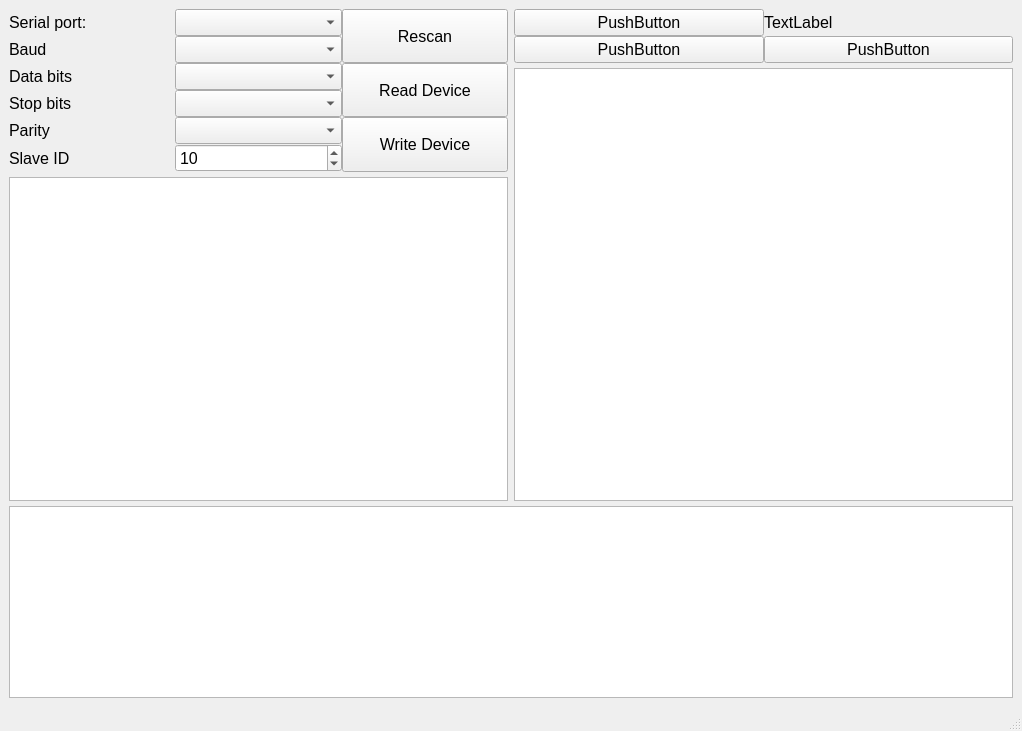
This is mainwindow.ui in VarionDrakon/UICD.Configurator as Qt 5 draws it before an edit. The edited form follows.
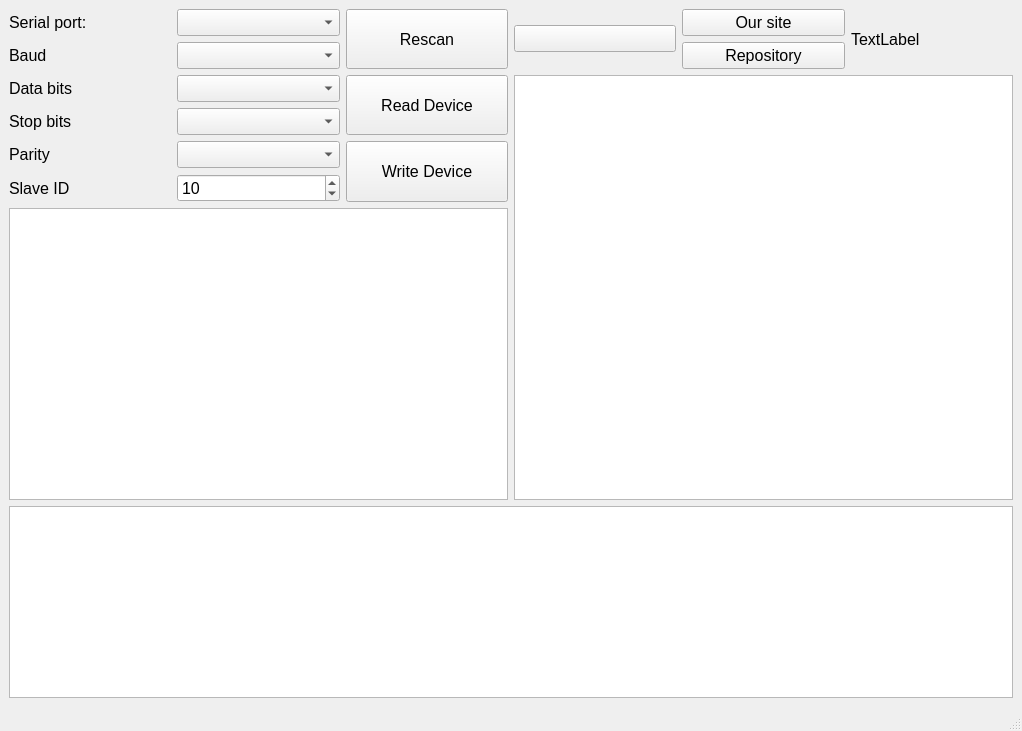
This is the edited form.

Commit message: Added open web site when clicking on the button and splashscreen (SS). SplashScreen view when start`up app.

```diff
--- a/mainwindow.ui
+++ b/mainwindow.ui
@@ -32,14 +32,8 @@
    <bool>false</bool>
   </property>
   <widget class="QWidget" name="centralwidget">
-   <layout class="QGridLayout" name="gridLayout" rowstretch="0,0,0,4,0" columnstretch="1,1">
-    <property name="sizeConstraint">
-     <enum>QLayout::SetDefaultConstraint</enum>
-    </property>
-    <property name="verticalSpacing">
-     <number>5</number>
-    </property>
-    <item row="2" column="0" rowspan="2">
+   <layout class="QGridLayout" name="gridLayout" rowstretch="0,0,1,0">
+    <item row="2" column="0">
      <widget class="QTreeView" name="treeView">
       <property name="toolTip">
        <string/>
@@ -267,37 +261,51 @@
     </item>
     <item row="0" column="1">
      <layout class="QGridLayout" name="gridLayout_3">
-      <item row="0" column="1">
+      <item row="0" column="2">
+       <layout class="QGridLayout" name="gridLayout_4">
+        <item row="1" column="0">
+         <widget class="QPushButton" name="btnOpenWebRepository">
+          <property name="text">
+           <string>Repository</string>
+          </property>
+         </widget>
+        </item>
+        <item row="0" column="0">
+         <widget class="QPushButton" name="btnOpenWebCompany">
+          <property name="text">
+           <string>Our site</string>
+          </property>
+         </widget>
+        </item>
+       </layout>
+      </item>
+      <item row="0" column="0">
+       <layout class="QGridLayout" name="gridLayout_2">
+        <item row="0" column="0">
+         <widget class="QPushButton" name="btnChangeTheme">
+          <property name="font">
+           <font>
+            <family>Arial</family>
+            <pointsize>12</pointsize>
+           </font>
+          </property>
+          <property name="text">
+           <string/>
+          </property>
+         </widget>
+        </item>
+       </layout>
+      </item>
+      <item row="0" column="3">
        <widget class="QLabel" name="lblImageOurCompany">
         <property name="text">
          <string>TextLabel</string>
         </property>
        </widget>
       </item>
-      <item row="0" column="0">
-       <widget class="QPushButton" name="btnChangeTheme">
-        <property name="text">
-         <string>PushButton</string>
-        </property>
-       </widget>
-      </item>
-      <item row="1" column="1">
-       <widget class="QPushButton" name="pushButton">
-        <property name="text">
-         <string>PushButton</string>
-        </property>
-       </widget>
-      </item>
-      <item row="1" column="0">
-       <widget class="QPushButton" name="pushButton_2">
-        <property name="text">
-         <string>PushButton</string>
-        </property>
-       </widget>
-      </item>
      </layout>
     </item>
-    <item row="1" column="1" rowspan="3">
+    <item row="1" column="1" rowspan="2">
      <widget class="QTableView" name="tableView"/>
     </item>
    </layout>
```
Left out of the diff: 70 changed lines with no effect on the pictures. The commit also changes 10 other files.
